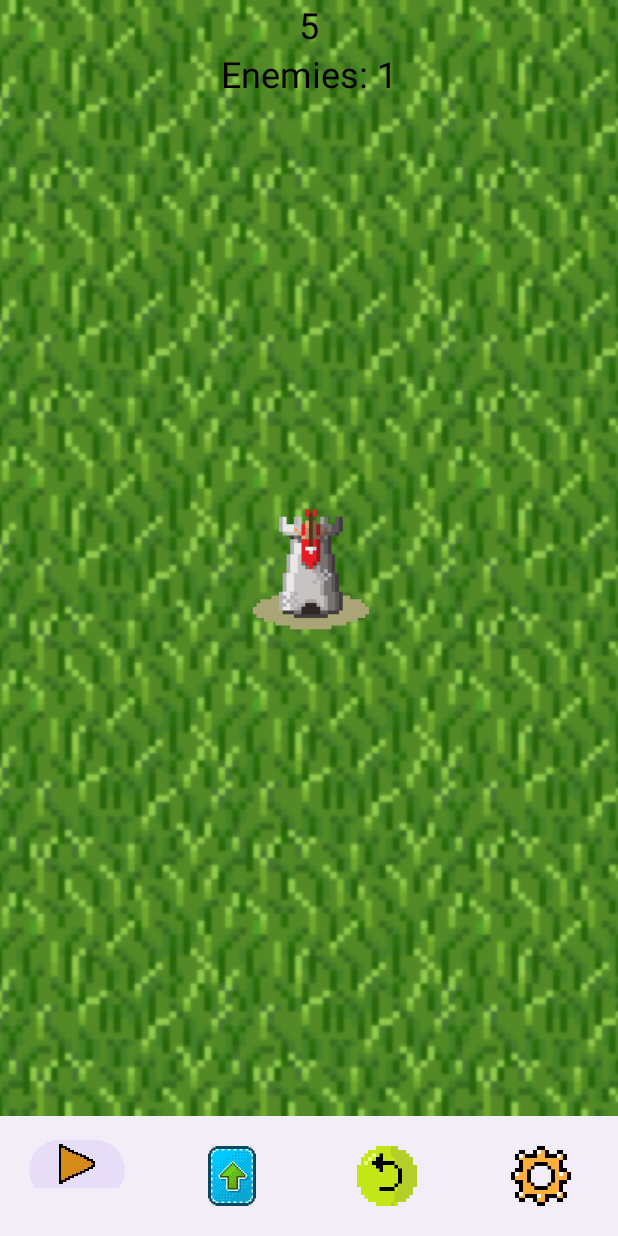
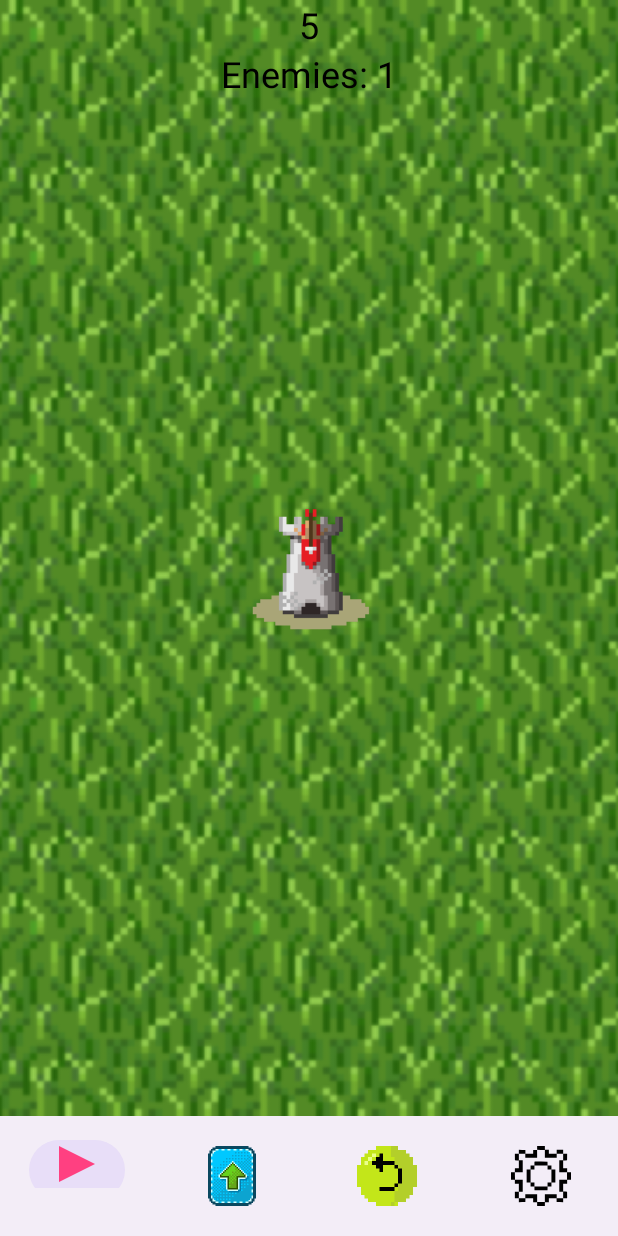
Before and after one commit to KTUccgame/Mobil, an Android app: the screen it shows after launch (MainActivity), on a phone screen of 412 x 824 dp. Run offline under Robolectric (Android 15) with nearby library versions, the phone set to English and light mode, and no system bars; our stand-ins replace Room's generated code.

Commit message:
Play button/Options button
Convert play button and option button to .xml, add xml animations.

```diff
--- a/app/src/main/java/com/example/mobilclicker/MainActivity.java
+++ b/app/src/main/java/com/example/mobilclicker/MainActivity.java
@@ -1,9 +1,28 @@
 package com.example.mobilclicker;
 
+import android.animation.Animator;
+import android.animation.AnimatorInflater;
+import android.animation.AnimatorListenerAdapter;
+import android.animation.AnimatorSet;
+import android.animation.ValueAnimator;
 import android.annotation.SuppressLint;
+import android.graphics.Canvas;
+import android.graphics.ColorFilter;
+import android.graphics.drawable.AnimatedVectorDrawable;
+import android.graphics.drawable.Drawable;
 import android.os.Bundle;
+import android.util.Log;
+import android.view.MenuItem;
+import android.view.View;
+import android.view.ViewGroup;
+import android.view.animation.Animation;
+import android.view.animation.AnimationUtils;
+import android.widget.ImageView;
 
+import androidx.annotation.NonNull;
+import androidx.annotation.Nullable;
 import androidx.appcompat.app.AppCompatActivity;
+import androidx.core.content.ContextCompat;
 import androidx.fragment.app.Fragment;
 import androidx.fragment.app.FragmentManager;
 
@@ -34,10 +53,16 @@ public class MainActivity extends AppCompatActivity {
             int itemId = item.getItemId();
 
             if (itemId == R.id.nav_play) {
+
+                Log.i("a", "clicked on play i think OUTSIDE");
+                // ANIM HERE
                 if (playFragment == null) {
                     playFragment = new PlayFragment();
                 }
                 selectedFragment = playFragment;
+                View navView = bottomNavigationView.findViewById(R.id.nav_play);
+                        Animation set = AnimationUtils.loadAnimation(this, R.anim.play_extender);
+                navView.startAnimation(set);
             } else if (itemId == R.id.nav_upgrades) {
                 if (upgradesFragment == null) {
                     upgradesFragment = new UpgradesFragment();
@@ -50,7 +75,12 @@ public class MainActivity extends AppCompatActivity {
                 }
                 selectedFragment = rebirthFragment;
             } else if (itemId == R.id.nav_settings) {
+
+                Log.i("a", "clicked on settings i think");
                 selectedFragment = new SettingsFragment();
+                View navView = bottomNavigationView.findViewById(R.id.nav_settings);
+                Animation set = AnimationUtils.loadAnimation(this, R.anim.hyperspace_jump);
+                navView.startAnimation(set);
             }
 
             if (selectedFragment != null) {
@@ -107,7 +137,6 @@ public class MainActivity extends AppCompatActivity {
     }
 
 
-
     // Reset score and stop point generation
     public void resetScore() {
 
--- a/app/src/main/java/com/example/mobilclicker/PlayFragment.java
+++ b/app/src/main/java/com/example/mobilclicker/PlayFragment.java
@@ -88,7 +88,6 @@ public class PlayFragment extends Fragment {
 
         return view;
     }
-
     @Override
     public void onResume() {
         super.onResume();
@@ -100,64 +99,48 @@ public class PlayFragment extends Fragment {
         enemyCount = 0;
         updateEnemyCountDisplay();
     }
-
-
-
     @Override
     public void onPause() {
         super.onPause();
         stopEnemySpawnLoop(); // Sustabdo priešų kūrimo uždelsimą
         stopAutomaticShooting(); // Sustabdo automatinį šaudymą
     }
-
-
-
     public void addPoint() {
         _score += clickpower;
         refreshScore();
     }
-
     public void updateScore(int score) {
         _score = score; // Priimame naują reikšmę
         refreshScore(); // Pritaikome ją UI
     }
-
     private void refreshScore() {
         if (_textview != null) {
             _textview.setText("" + _score);
         }
     }
-
     public void subtractPoints(int amount) {
         _score -= amount;
         refreshScore();
     }
-
     public void addPoint(int amount) {
         _score += amount;
         refreshScore();
     }
-
     public int get_score() {
         return _score;
     }
-
     public AppDatabase getDatabase() {
         return _db;
     }
-
     public void increaseClickPower() {
-        clickpower++; // Didiname kiekvieno paspaudimo taškų skaičių
+        clickpower++;
     }
-
     public void resetClickPower() {
-        clickpower = 1; // Resetina paspaudimo taškų kiekį
+        clickpower = 1;
     }
-
     public void setCurrentProfileId(long id) {
         currentProfileId = id;
     }
-
     public void clickXml(float x, float y) {
         ImageView circle = new ImageView(requireContext());
         ViewGroup rootLayout = requireActivity().findViewById(android.R.id.content);
@@ -199,7 +182,6 @@ public class PlayFragment extends Fragment {
         });
         animator.start();
     }
-
     public void clickPopup(float x, float y) {
         TextView popup = new TextView(requireContext());
         popup.setText("+" + clickpower);
@@ -217,7 +199,6 @@ public class PlayFragment extends Fragment {
                 .withEndAction(() -> rootLayout.removeView(popup))
                 .start();
     }
-
     private void spawnEnemy() {
         ImageView enemy = new ImageView(requireContext());
         enemy.setBackgroundResource(R.drawable.mushroom_walk_animation);
@@ -228,14 +209,10 @@ public class PlayFragment extends Fragment {
         int size = (int) (50 * getResources().getDisplayMetrics().density);
         ViewGroup.LayoutParams params = new ViewGroup.LayoutParams(size, size);
         fragmentRoot.addView(enemy, params);
-
         enemyCount++;
-
         updateEnemyCountDisplay();
-
         // Pažymime, kad priešas yra gyvas
         enemyList.add(enemy);
-
         float startX, startY;
         int side = (int) (Math.random() * 4);
         if (side == 0) {
@@ -251,27 +228,19 @@ public class PlayFragment extends Fragment {
             startX = fragmentRoot.getWidth();
             startY = (float) (Math.random() * fragmentRoot.getHeight());
         }
-
         enemy.setX(startX);
         enemy.setY(startY);
-
         float targetX = _button.getX() + _button.getWidth() / 2;
         float targetY = _button.getY() + _button.getHeight() / 2;
-
         enemy.setTag("enemy");
-
         animateEnemy(enemy, startX, startY, targetX, targetY);
     }
-
-
     private void updateEnemyCountDisplay() {
         TextView enemyCountTextView = requireActivity().findViewById(R.id.enemy_count_text);
         if (enemyCountTextView != null) {
             enemyCountTextView.setText("Enemies: " + enemyCount);
         }
     }
-
-
     private void animateEnemy(ImageView enemy, float startX, float startY, float targetX, float targetY) {
         ValueAnimator animator = ValueAnimator.ofFloat(0f, 1f);
         animator.setDuration(8000);
@@ -279,10 +248,8 @@ public class PlayFragment extends Fragment {
             float progress = (float) animation.getAnimatedValue();
             float currentX = startX + progress * (targetX - startX);
             float currentY = startY + progress * (targetY - startY);
-
             enemy.setX(currentX);
             enemy.setY(currentY);
-
             // Patikrinti, ar priešas pasiekė bokšto centrą
             float distance = (float) Math.hypot(targetX - currentX, targetY - currentY);
             if (distance < 10) { // Jei atstumas mažesnis nei 10px, pašaliname priešą
@@ -290,10 +257,8 @@ public class PlayFragment extends Fragment {
                 animator.cancel();
             }
         });
-
         animator.start();
     }
-
     // Funkcija, kuri pašalina priešą iš ekrano ir sąrašo
     private void removeEnemy(ImageView enemy) {
         ViewGroup parent = (ViewGroup) enemy.getParent();
@@ -304,11 +269,9 @@ public class PlayFragment extends Fragment {
         }
         enemyList.remove(enemy); // Pašaliname priešą iš sąrašo
     }
-
     private Handler handler = new Handler();
     private long spawnDelay = 2000; // Pradinis atsiradimo greitis (2000ms arba 2 sekundės)
     private int additionalEnemies = 0; // Papildomų priešų skaičius
-
     private Runnable enemySpawnTask = new Runnable() {
         @Override
         public void run() {
@@ -391,6 +354,10 @@ public class PlayFragment extends Fragment {
             projectile.setY(currentY);
         });
 
+        //projectile.setRotationY(2 + t * 100f);
+        //projectile.setRotation(2 + t * 100f);
+        //circle.setRotationY(2 + t * 100f);
+        //circle.setRotation(2 + t * 100f);
         animator.addListener(new AnimatorListenerAdapter() {
             @Override
             public void onAnimationEnd(Animator animation) {
--- /dev/null
+++ b/app/src/main/res/drawable/options_button_xml.xml
@@ -0,0 +1,40 @@
+<?xml version="1.0" encoding="utf-8"?>
+<animated-vector xmlns:android="http://schemas.android.com/apk/res/android"
+xmlns:aapt="http://schemas.android.com/aapt">
+<aapt:attr name="android:drawable">
+    <vector
+        android:width="512.000000dp"
+        android:height="512.000000dp"
+        android:viewportWidth="512.000000"
+        android:viewportHeight="512.000000">
+        <group
+            android:translateY="512.000000"
+            android:scaleX="0.10000"
+            android:scaleY="-0.10000">
+            <path
+                android:fillColor="#000000"
+                android:strokeWidth="1"
+                android:pathData="M2230 4956 l0 -164 330 -7 330 -7 0 -329 0 -329 505 0 505 0 0 165 0 165 275 0 275 0 0 -275 0 -275 -165 0 -165 0 0 -505 0 -505 330 0 330 0 0 -330 0 -330 -330 0 -330 0 0 -505 0 -505 165 0 165 0 0 -275 0 -275 -275 0 -275 0 0 165 0 165 -505 0 -505 0 0 -330 0 -330 -330 0 -330 0 0 330 0 330 -505 0 -505 0 0 -165 0 -165 -275 0 -275 0 0 275 0 275 165 0 165 0 0 505 0 505 -328 0 -329 0 -6 248 c-4 136 -7 284 -7 330 l0 82 335 0 335 0 0 505 0 505 -165 0 -165 0 0 275 0 275 275 0 275 0 0 -165 0 -165 505 0 505 0 -2 333 -3 332 -165 0 -165 0 -3 -167 -2 -168 -330 0 -330 0 -2 168 -3 167 -277 3 -278 2 0 -170 0 -170 -170 0 -170 0 2 -277 3 -278 168 -3 167 -2 0 -330 0 -330 -167 -2 -168 -3 -3 -167 -2 -168 -165 0 -165 0 0 -330 0 -330 165 0 165 0 0 -170 0 -170 170 0 170 0 0 -335 0 -335 -170 0 -170 0 0 -275 0 -275 170 0 170 0 0 -170 0 -170 277 2 278 3 3 167 2 168 330 0 330 0 0 -170 0 -170 170 0 170 0 0 -165 0 -165 330 0 330 0 0 165 0 165 170 0 170 0 0 170 0 170 330 0 330 0 2 -167 3 -168 278 -3 277 -2 0 170 0 170 170 0 170 0 -2 278 -3 277 -167 3 -168 2 0 330 0 330 170 0 170 0 0 170 0 170 165 0 165 0 0 330 0 330 -165 0 -165 0 0 170 0 170 -170 0 -170 0 0 330 0 330 168 2 167 3 3 278 2 277 -170 0 -170 0 0 170 0 170 -275 0 -275 0 0 -170 0 -170 -335 0 -335 0 0 170 0 170 -170 0 -170 0 0 165 0 165 -330 0 -330 0 0 -164z" />
+            <path
+                android:fillColor="#000000"
+                android:strokeWidth="1"
+                android:pathData="M2007 3783 c-4 -3 -7 -80 -7 -170 l0 -163 -165 0 -165 0 0 -165 0 -165 -167 -2 -168 -3 0 -555 0 -555 168 -3 167 -2 0 -165 0 -165 165 0 165 0 2 -167 3 -168 555 0 555 0 3 168 2 167 165 0 165 0 0 165 0 165 168 2 167 3 0 555 0 555 -167 3 -168 2 0 165 0 165 -165 0 -165 0 -2 168 -3 167 -551 3 c-303 1 -554 -1 -557 -5z m1113 -498 l0 -165 165 0 165 0 0 -560 0 -560 -165 0 -165 0 0 -165 0 -165 -560 0 -560 0 0 165 0 165 -165 0 -165 0 0 560 0 560 165 0 165 0 0 165 0 165 560 0 560 0 0 -165z" />
+        </group>
+    </vector>
+</aapt:attr>
+<target android:name="shape">
+    <aapt:attr name="android:animation">
+        <set android:ordering="sequentially"
+            android:interpolator="@android:anim/accelerate_interpolator"
+            >
+            <objectAnimator
+                android:duration="300"
+                android:startOffset="000"
+                android:propertyName="rotation"
+                android:valueFrom="0"
+                android:valueTo="360" />
+        </set>
+    </aapt:attr>
+
+</target>
+</animated-vector>
--- /dev/null
+++ b/app/src/main/res/drawable/play_button_xml.xml
@@ -0,0 +1,35 @@
+<?xml version="1.0" encoding="utf-8"?>
+<animated-vector xmlns:android="http://schemas.android.com/apk/res/android"
+xmlns:aapt="http://schemas.android.com/aapt">
+<aapt:attr name="android:drawable">
+    <vector
+        android:width="100dp"
+        android:height="100dp"
+        android:viewportWidth="100"
+        android:viewportHeight="100">
+        <path
+            android:name="shape"
+            android:fillColor="#FF4081"
+            android:pathData="  M20,    80
+                                L20,    20
+                                L80,    50 Z" />
+    </vector>
+</aapt:attr>
+<target android:name="shape">
+    <aapt:attr name="android:animation">
+        <set android:ordering="sequentially"
+            android:interpolator="@android:anim/accelerate_interpolator"
+            >
+            <objectAnimator
+                android:duration="300"
+                android:startOffset="3000"
+                android:propertyName="rotation"
+                android:valueFrom="30"
+                android:valueTo="-30"
+                android:repeatCount="infinite"
+                android:repeatMode="reverse" />
+        </set>
+    </aapt:attr>
+
+</target>
+</animated-vector>
--- a/app/src/main/res/menu/bottom_nav_menu.xml
+++ b/app/src/main/res/menu/bottom_nav_menu.xml
@@ -5,8 +5,10 @@
     <!-- Play -->
     <item
         android:id="@+id/nav_play"
-        android:icon="@drawable/play"
+        android:icon="@drawable/play_button_xml"
         tools:ignore="MenuTitle" />
+        <!-- android:onClick="onPlayClicked" -->
+
 
     <!-- Upgrades -->
     <item
@@ -18,12 +20,16 @@
     <item
         android:id="@+id/nav_rebirth"
         android:icon="@drawable/rebirth"
-        tools:ignore="MenuTitle" />
+        tools:ignore="MenuTitle"
+        />
 
     <!-- Settings -->
     <item
         android:id="@+id/nav_settings"
-        android:icon="@drawable/settings"
+        android:icon="@drawable/options_button_xml"
         tools:ignore="MenuTitle" />
 
+    <!--android:onClick="onSettingsClicked"-->
+
+
 </menu>
```
Also changed, not shown: app/src/main/res/anim/hyperspace_jump.xml (+2 -24 lines), app/src/main/res/anim/play_extender.xml (added, +25 -0 lines), app/src/main/res/animator/morph_animator.xml (+33 -23 lines).
